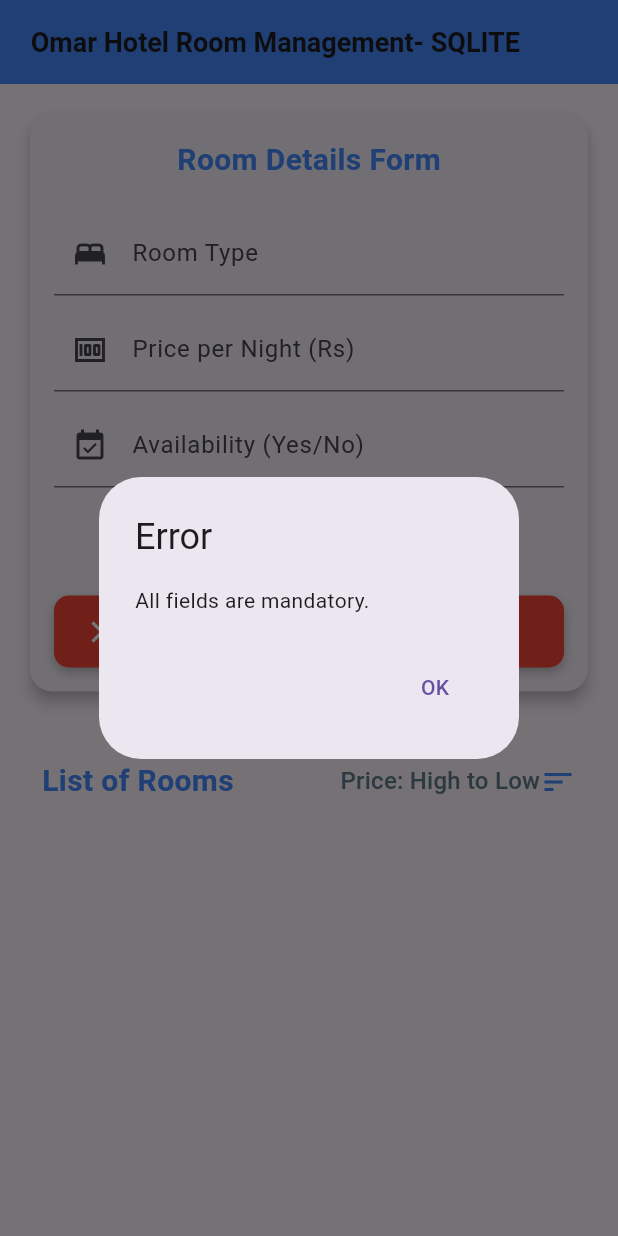
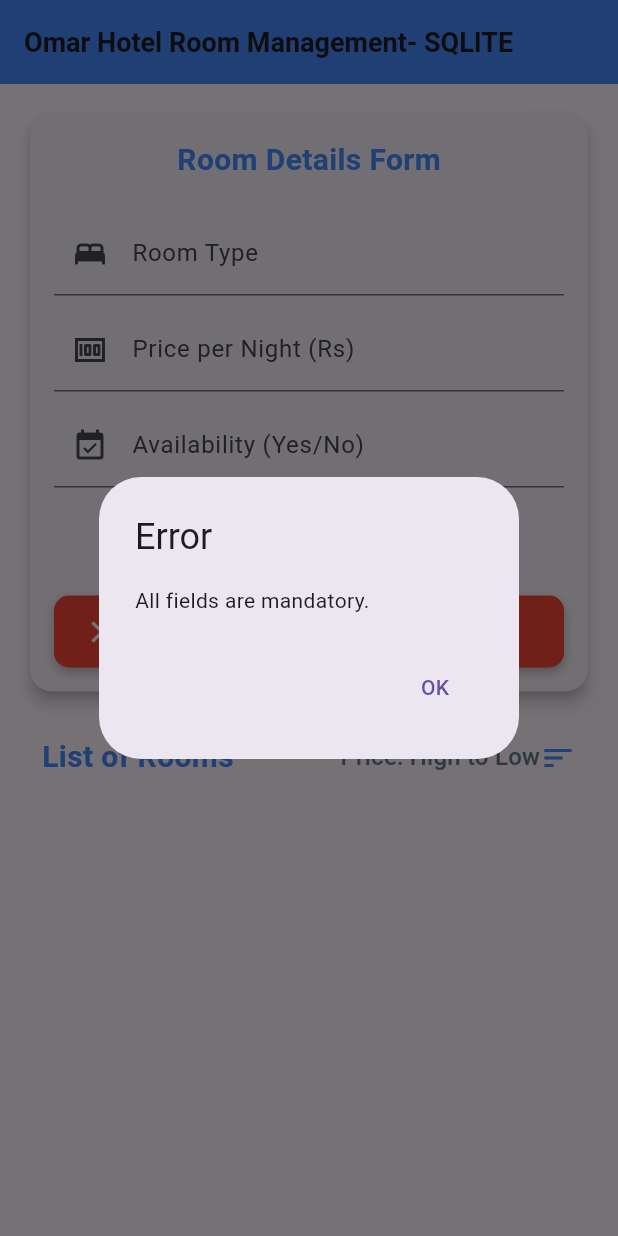
Before and after one commit to Dhanjay0106/Assignment2_SQLITE, a Flutter app: the screen it shows after launch, after a tap on "Create", on a phone screen of 412 x 824 dp. Run offline on Flutter 3.47's test engine with Material 3 defaults, Android fonts, the phone set to English and light mode, and no system bars; our stand-ins replace sqflite; accounts and stored records are empty.

Commit message:
Update home_page.dart

```diff
--- a/assignment2SQLITE [2210_24624]/lib/home_page.dart
+++ b/assignment2SQLITE [2210_24624]/lib/home_page.dart
@@ -28,7 +28,6 @@ class _HomePageState extends State<HomePage> {
   @override
   void initState() {
     super.initState();
-
   }
 
   void _clearFields() {
@@ -42,9 +41,8 @@ class _HomePageState extends State<HomePage> {
 
   bool _parseAvailability(String value) {
     value = value.toLowerCase().trim();
-    return value == 'yes'; // Returns true for 'yes', false otherwise
+    return value == 'yes';
   }
-
 
   void _showErrorDialog(String message) {
     showDialog(
@@ -55,9 +53,7 @@ class _HomePageState extends State<HomePage> {
           content: Text(message),
           actions: <Widget>[
             TextButton(
-              onPressed: () {
-                Navigator.of(context).pop();
-              },
+              onPressed: () => Navigator.of(context).pop(),
               child: Text("OK"),
             ),
           ],
@@ -71,28 +67,24 @@ class _HomePageState extends State<HomePage> {
     String roomPrice = _roomPriceController.text;
     String roomAvailability = _roomAvailabilityController.text;
 
-    // Check if any field is empty and show a dialog
     if (roomType.isEmpty || roomPrice.isEmpty || roomAvailability.isEmpty) {
       _showErrorDialog("All fields are mandatory.");
       return false;
     }
 
-    // Room Type Validation: Alphabets only and max 30 characters
     if (roomType.isEmpty || !RegExp(r'^[a-zA-Z\s]+$').hasMatch(roomType) || roomType.length > 30) {
-      _showErrorDialog("Room type must be alphabetic and less than or equal to 30 characters.");
+      _showErrorDialog("Room type must be alphabetic and ≤ 30 characters.");
       return false;
     }
 
-    // Price Validation: Must be a number greater than 0 and max 6 digits
     double price = double.tryParse(roomPrice) ?? 0.0;
-    if (roomPrice.isEmpty || price <= 0 || roomPrice.length > 6) {
-      _showErrorDialog("Price must be a positive number with no more than 6 digits.");
+    if (price <= 0 || roomPrice.length > 6) {
+      _showErrorDialog("Price must be a positive number with ≤ 6 digits.");
       return false;
     }
 
-    // Availability Validation: Must be "yes" or "no"
-    String availability = _roomAvailabilityController.text.toLowerCase().trim();
-    if (availability.isEmpty || (availability != 'yes' && availability != 'no')) {
+    String availability = roomAvailability.toLowerCase().trim();
+    if (availability != 'yes' && availability != 'no') {
       _showErrorDialog("Availability must be 'yes' or 'no'.");
       return false;
     }
@@ -135,8 +127,9 @@ class _HomePageState extends State<HomePage> {
     }
   }
 
-  void _deleteRoom(int id) async {
-    await _localDB.deleteRoom(id);
+  void _deleteSelectedRoom() async {
+    if (_selectedRoomId != null) {
+      await _localDB.deleteRoom(_selectedRoomId!);
       _clearFields();
       setState(() {}); // Refresh room list
       showDialog(
@@ -144,35 +137,29 @@ class _HomePageState extends State<HomePage> {
         builder: (context) => SuccessDialog(message: "Room deleted successfully!"),
       );
     }
+  }
 
   List<Map<String, dynamic>> _sortRooms(List<Map<String, dynamic>> rooms) {
-    // Clone the list to avoid modifying the original
     List<Map<String, dynamic>> sortedRooms = List.from(rooms);
 
     switch (_selectedSortOption) {
       case 'price_high_low':
-        sortedRooms.sort((a, b) =>
-            (b['price'] as double).compareTo(a['price'] as double));
+        sortedRooms.sort((a, b) => (b['price'] as double).compareTo(a['price'] as double));
         break;
       case 'price_low_high':
-        sortedRooms.sort((a, b) =>
-            (a['price'] as double).compareTo(b['price'] as double));
+        sortedRooms.sort((a, b) => (a['price'] as double).compareTo(b['price'] as double));
         break;
       case 'name_asc':
-        sortedRooms.sort((a, b) =>
-            (a['type'] as String).compareTo(b['type'] as String));
+        sortedRooms.sort((a, b) => (a['type'] as String).compareTo(b['type'] as String));
         break;
       case 'name_desc':
-        sortedRooms.sort((a, b) =>
-            (b['type'] as String).compareTo(a['type'] as String));
+        sortedRooms.sort((a, b) => (b['type'] as String).compareTo(a['type'] as String));
         break;
       case 'available_first':
-        sortedRooms.sort((a, b) =>
-            (b['availability'] as int).compareTo(a['availability'] as int));
+        sortedRooms.sort((a, b) => (b['availability'] as int).compareTo(a['availability'] as int));
         break;
       case 'occupied_first':
-        sortedRooms.sort((a, b) =>
-            (a['availability'] as int).compareTo(b['availability'] as int));
+        sortedRooms.sort((a, b) => (a['availability'] as int).compareTo(b['availability'] as int));
         break;
     }
     return sortedRooms;
@@ -180,29 +167,21 @@ class _HomePageState extends State<HomePage> {
 
   String _getSortOptionText(String value) {
     switch (value) {
-      case 'price_high_low':
-        return 'Price: High to Low';
-      case 'price_low_high':
-        return 'Price: Low to High';
-      case 'name_asc':
-        return 'Name: A-Z';
-      case 'name_desc':
-        return 'Name: Z-A';
-      case 'available_first':
-        return 'Available First';
-      case 'occupied_first':
-        return 'Occupied First';
-      default:
-        return 'Sort By';
+      case 'price_high_low': return 'Price: High to Low';
+      case 'price_low_high': return 'Price: Low to High';
+      case 'name_asc': return 'Name: A-Z';
+      case 'name_desc': return 'Name: Z-A';
+      case 'available_first': return 'Available First';
+      case 'occupied_first': return 'Occupied First';
+      default: return 'Sort By';
     }
   }
-  // ... [Keep _getSortOptionText, _getAvailabilityColor, _buildHoverButton methods] ...
 
   @override
   Widget build(BuildContext context) {
     return Scaffold(
       appBar: AppBar(
-        title: Text(" Omar Hotel Room Management- SQLITE", style: TextStyle(fontSize: 18, fontWeight: FontWeight.bold)),
+        title: Text("Omar Hotel Room Management- SQLITE", style: TextStyle(fontSize: 18, fontWeight: FontWeight.bold)),
         backgroundColor: Colors.blueAccent,
       ),
       body: Padding(
@@ -217,7 +196,6 @@ class _HomePageState extends State<HomePage> {
                 child: Column(
                   crossAxisAlignment: CrossAxisAlignment.start,
                   children: [
-                    // Form Title
                     Center(
                       child: Text(
                         "Room Details Form",
@@ -229,14 +207,9 @@ class _HomePageState extends State<HomePage> {
                       ),
                     ),
                     SizedBox(height: 12),
-
-                    // Display the Room ID field as a read-only field
                     if (_selectedRoomId != null)
-                      Text("Room ID: $_selectedRoomId",
-                          style: TextStyle(fontWeight: FontWeight.bold)),
+                      Text("Room ID: $_selectedRoomId", style: TextStyle(fontWeight: FontWeight.bold)),
                     SizedBox(height: 8),
-
-                    // Rest of the form fields
                     TextField(
                       controller: _roomTypeController,
                       decoration: InputDecoration(
@@ -270,8 +243,10 @@ class _HomePageState extends State<HomePage> {
                       children: [
                         if (_selectedRoomId == null)
                           _buildHoverButton("Create", Colors.green, Icons.add, _createRoom),
-                        if (_selectedRoomId != null)
+                        if (_selectedRoomId != null) ...[
                           _buildHoverButton("Update", Colors.orange, Icons.update, _updateRoom),
+                          _buildHoverButton("Delete", Colors.red, Icons.delete, _deleteSelectedRoom),
+                        ],
                       ],
                     ),
                     SizedBox(height: 8),
@@ -281,10 +256,6 @@ class _HomePageState extends State<HomePage> {
               ),
             ),
             SizedBox(height: 16),
-
-            SizedBox(height: 16),
-
-            // Header and Sorting Controls
             Padding(
               padding: const EdgeInsets.symmetric(horizontal: 12.0),
               child: Row(
@@ -302,25 +273,15 @@ class _HomePageState extends State<HomePage> {
                     value: _selectedSortOption,
                     icon: Icon(Icons.sort, color: Colors.blueAccent),
                     underline: Container(height: 0),
-                    items: _sortOptions.map((String value) {
-                      return DropdownMenuItem<String>(
+                    items: _sortOptions.map((String value) => DropdownMenuItem<String>(
                       value: value,
-                        child: Text(
-                          _getSortOptionText(value),
-                          style: TextStyle(color: Colors.blueGrey),
-                        ),
-                      );
-                    }).toList(),
-                    onChanged: (String? newValue) {
-                      setState(() {
-                        _selectedSortOption = newValue!;
-                      });
-                    },
+                      child: Text(_getSortOptionText(value), style: TextStyle(color: Colors.blueGrey)),
+                    )).toList(),
+                    onChanged: (String? newValue) => setState(() => _selectedSortOption = newValue!),
                   ),
                 ],
               ),
             ),
-
             SizedBox(height: 8),
             Expanded(
               child: FutureBuilder<List<Map<String, dynamic>>>(
@@ -348,17 +309,11 @@ class _HomePageState extends State<HomePage> {
                               color: _getAvailabilityColor(isAvailable), size: 36),
                           title: Text(room['type'], style: TextStyle(fontWeight: FontWeight.bold)),
                           subtitle: Text("Price: Rs${room['price']} - ${isAvailable ? 'Available' : 'Not Available'}"),
-                          trailing: IconButton(
-                            icon: Icon(Icons.delete, color: Colors.red),
-                            onPressed: () => _deleteRoom(roomId),
-                          ),
                           onTap: () {
                             _roomTypeController.text = room['type'];
                             _roomPriceController.text = room['price'].toString();
                             _roomAvailabilityController.text = isAvailable ? 'Yes' : 'No';
-                            setState(() {
-                              _selectedRoomId = roomId;
-                            });
+                            setState(() => _selectedRoomId = roomId);
                           },
                         ),
                       );
@@ -372,10 +327,7 @@ class _HomePageState extends State<HomePage> {
       ),
     );
   }
-}
-Color _getAvailabilityColor(bool isAvailable) {
-  return isAvailable ? Colors.green : Colors.redAccent;
-}
+
   Widget _buildHoverButton(String text, Color color, IconData icon, VoidCallback onPressed) {
     return InkWell(
       onTap: onPressed,
@@ -385,9 +337,7 @@ Widget _buildHoverButton(String text, Color color, IconData icon, VoidCallback o
         decoration: BoxDecoration(
           color: color,
           borderRadius: BorderRadius.circular(10),
-        boxShadow: [
-          BoxShadow(color: Colors.black26, blurRadius: 5, offset: Offset(0, 3)),
-        ],
+          boxShadow: [BoxShadow(color: Colors.black26, blurRadius: 5, offset: Offset(0, 3))],
         ),
         child: Row(
           children: [
@@ -400,10 +350,13 @@ Widget _buildHoverButton(String text, Color color, IconData icon, VoidCallback o
     );
   }
 
+  Color _getAvailabilityColor(bool isAvailable) {
+    return isAvailable ? Colors.green : Colors.redAccent;
+  }
+}
 
 class SuccessDialog extends StatelessWidget {
   final String message;
-
   const SuccessDialog({Key? key, required this.message}) : super(key: key);
 
   @override
@@ -411,11 +364,9 @@ class SuccessDialog extends StatelessWidget {
     return AlertDialog(
       title: Text("Success"),
       content: Text(message),
-      actions: <Widget>[
+      actions: [
         TextButton(
-          onPressed: () {
-            Navigator.of(context).pop();
-          },
+          onPressed: () => Navigator.of(context).pop(),
           child: Text("OK"),
         ),
       ],
```
Lines whose indentation alone changed are shown as unchanged.
